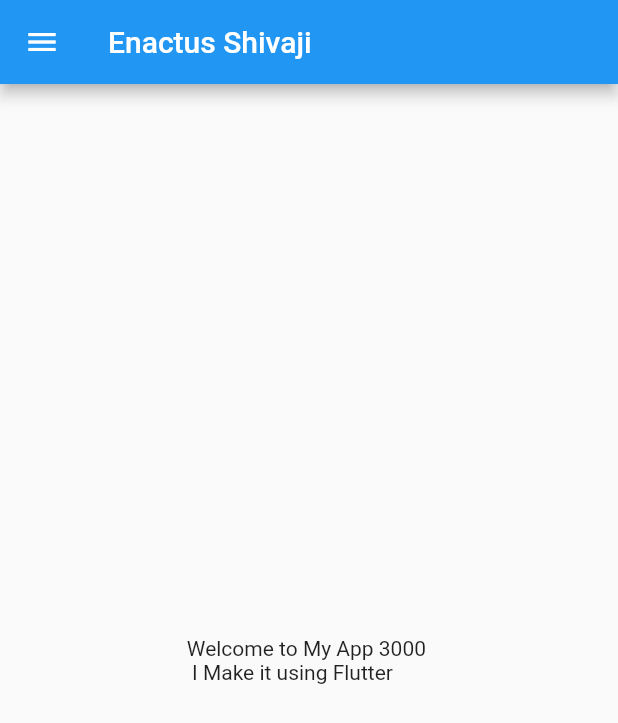
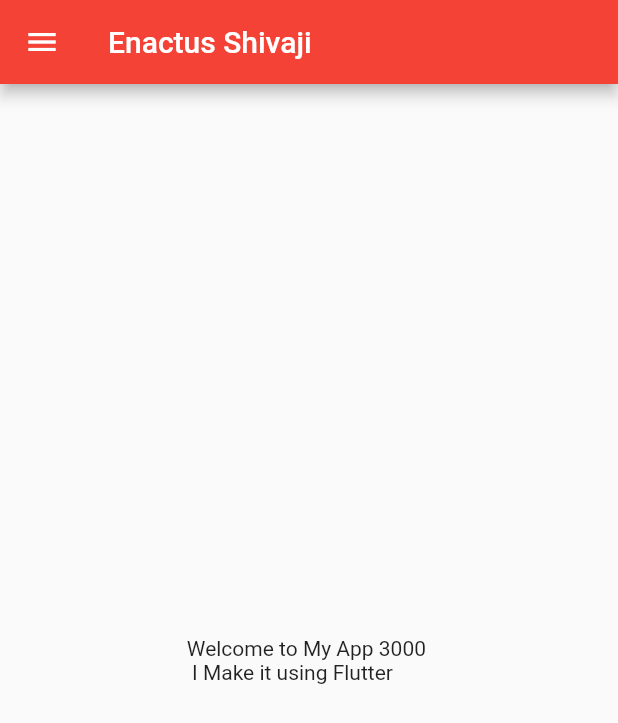
Before and after one commit to khushhalgarg112/Flutter-Basics, a Flutter app: the screen it shows after launch, on a phone screen of 412 x 824 dp. Shown: the top 723 px of the screen. Run offline on Flutter 3.47's test engine with Material 2 defaults, Android fonts, the phone set to English and light mode, and no system bars.

Commit message:
day 2 completed

```diff
--- a/lib/main.dart
+++ b/lib/main.dart
@@ -1,5 +1,6 @@
 import 'package:flutter/material.dart';
-import 'package:hello_world/home_page.dart';
+import 'package:hello_world/pages/LoginPage.dart';
+import 'package:hello_world/pages/home_page.dart';
 
 void main() {
   runApp(MyApp());
@@ -13,6 +14,13 @@ class MyApp extends StatelessWidget {
 
     return MaterialApp(
       home: HomePage(),
+      theme: ThemeData(
+        brightness: Brightness.light,
+        primarySwatch: Colors.red,
+      ),
+      routes:{
+        '/':(context)=> LoginPage(),
+      },
     );
   }
 }
```
Also changed, not shown: lib/pages/LoginPage.dart (added, +20 -0 lines), lib/pages/home_page.dart (renamed from lib/home_page.dart).
